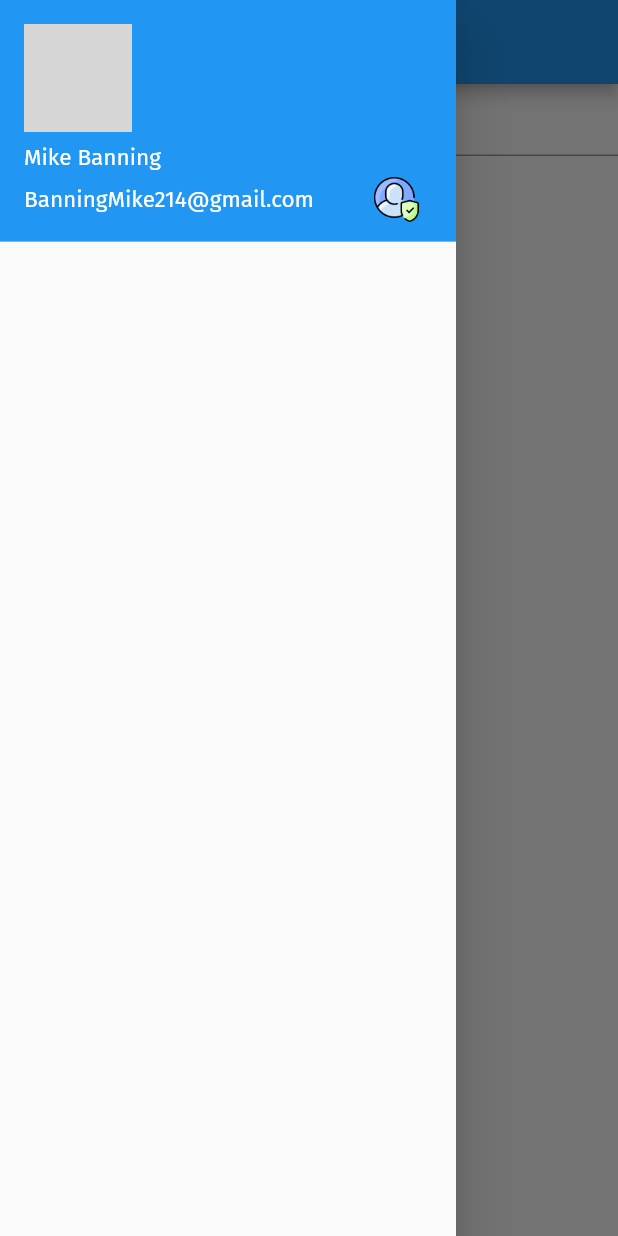
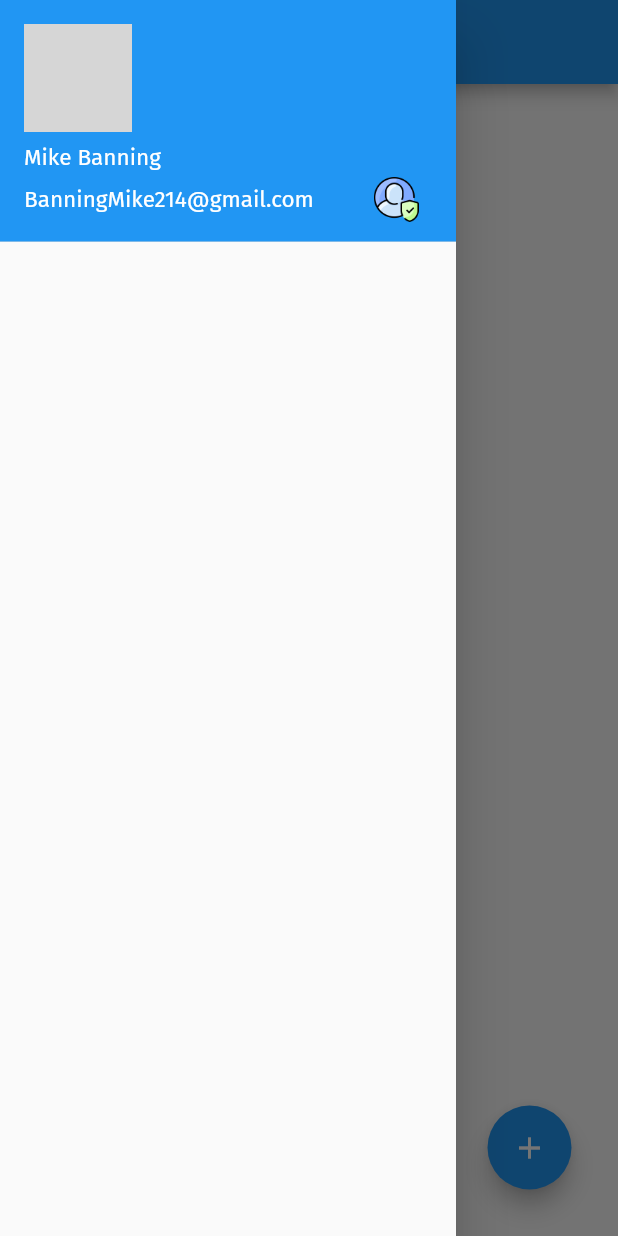
Before and after one commit to karkiayush/FlutterAppdev, a Flutter app: the screen it shows after launch, with the side drawer open, on a phone screen of 412 x 824 dp. Run offline on Flutter 3.47's test engine with Material 2 defaults, Android fonts, the phone set to English and light mode, and no system bars; network calls fail; grey boxes are pictures that could not be loaded.

Commit message:
half of the to do list is completed

```diff
--- a/lib/listview.dart
+++ b/lib/listview.dart
@@ -6,10 +6,17 @@ import 'package:flutter/material.dart';
 class listView extends StatelessWidget {
   @override
   Widget build(BuildContext context) {
-    return ListView(
+    return Padding(
+      padding: const EdgeInsets.all(13.0),
+      child: Card(
+        elevation: 10,
+        child: ListView(
           children: [
-        TextFormField(),
-        Padding(padding: EdgeInsets.all(5)),
+            Padding(
+              padding: const EdgeInsets.all(10.0),
+              child: TextFormField(),
+            ),
+            // Padding(padding: EdgeInsets.all(5)),
             ListTile(
               title: Text(
                 "Eat",
@@ -55,6 +62,8 @@ class listView extends StatelessWidget {
               ),
             ),
           ],
+        ),
+      ),
     );
   }
 }
--- a/lib/main.dart
+++ b/lib/main.dart
@@ -1,4 +1,4 @@
-// ignore_for_file: prefer_const_constructors, prefer_const_literals_to_create_immutables
+// ignore_for_file: prefer_const_constructors, prefer_const_literals_to_create_immutables, unnecessary_string_interpolations
 import 'package:flutter/material.dart';
 import 'package:todoapp/drawer.dart';
 import 'package:todoapp/listview.dart';
@@ -16,6 +16,14 @@
 }
 
 class _ToDoAppState extends State<ToDoApp> {
+  var listToDo = ['Hi, there'];
+
+  addToDo(String item) {
+    setState(() {
+      listToDo.add(item);
+    });
+  }
+
   @override
   Widget build(BuildContext context) {
     return Scaffold(
@@ -29,8 +37,22 @@
         ),
         centerTitle: true,
       ),
-      body: listView(),
+      // body: listView(),
+      body: ListView.builder(
+          itemCount: listToDo.length,
+          itemBuilder: (context, index) {
+            return ListTile(
+              title: Text('${listToDo[index]}'),
+            );
+          }),
       drawer: DRAWER(),
+      floatingActionButton: Container(
+        padding: EdgeInsets.all(15),
+        child: FloatingActionButton(
+          onPressed: () {},
+          child: Icon(Icons.add),
+        ),
+      ),
     );
   }
 }
```
Lines whose indentation alone changed are shown as unchanged.
